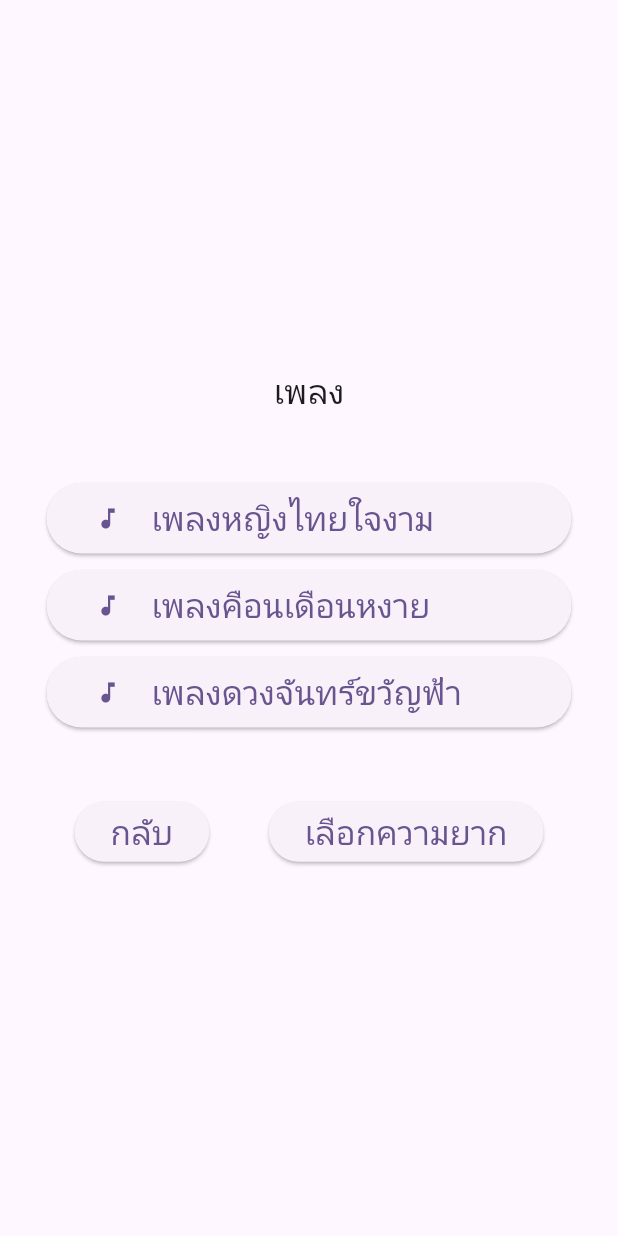
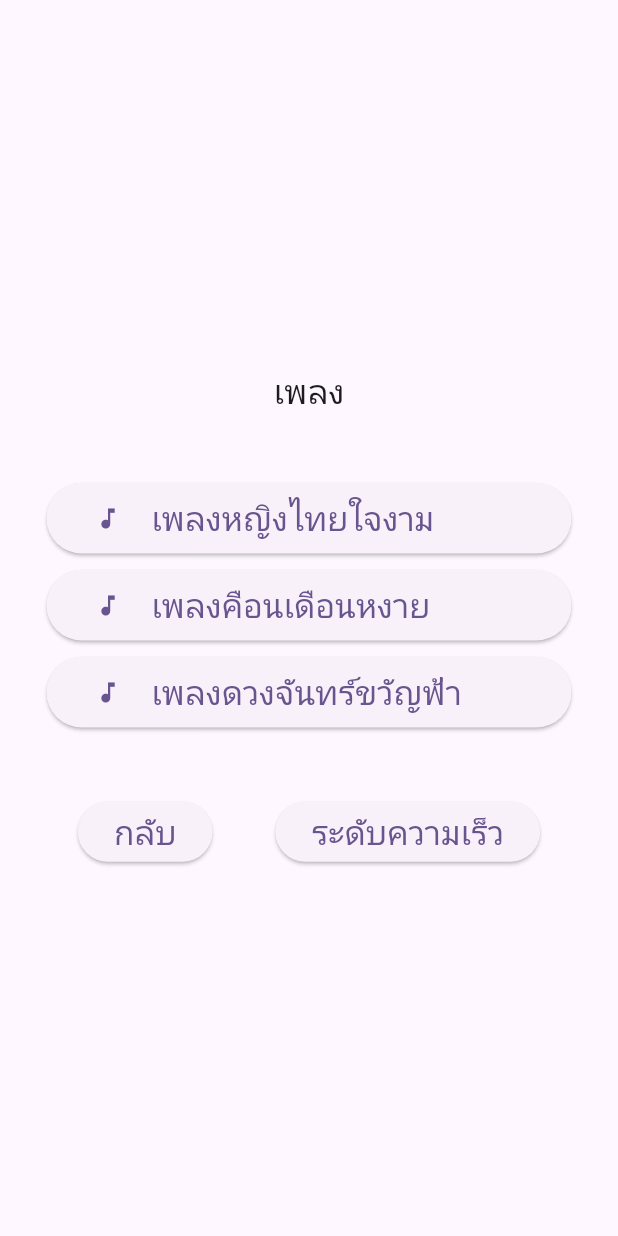
Before and after one commit to Lenilk/dancingapp, a Flutter app: the MusicMainPage screen opened by its route, on a phone screen of 412 x 824 dp. Run offline on Flutter 3.47's test engine with Material 3 defaults, Android fonts, the phone set to English and light mode, and no system bars; our stand-ins replace audioplayers.

Commit message:
edit text to correct

```diff
--- a/lib/page/music_main_page.dart
+++ b/lib/page/music_main_page.dart
@@ -61,7 +61,7 @@ class MusicMainPage extends StatelessWidget {
                         goPage(context, RouteName.difficultselectpage);
                       }
                     },
-                    child: GeneralText(data: 'เลือกความยาก'),
+                    child: GeneralText(data: 'ระดับความเร็ว'),
                   ),
                 ],
               ),
--- a/lib/page/score_summary_page.dart
+++ b/lib/page/score_summary_page.dart
@@ -37,7 +37,7 @@ class ScoreSummary extends StatelessWidget {
                         (route) => false,
                       );
                     },
-                    child: GeneralText(data: 'เมณู'),
+                    child: GeneralText(data: 'เมนู'),
                   ),
                 ],
               ),
--- a/lib/page/tutorial_page.dart
+++ b/lib/page/tutorial_page.dart
@@ -24,7 +24,7 @@ class TutorialPage extends StatelessWidget {
                     onPressed: () {
                       Navigator.of(context).pop();
                     },
-                    child: GeneralText(data: "เมณู"),
+                    child: GeneralText(data: "เมนู"),
                   ),
                 ],
               ),
```
